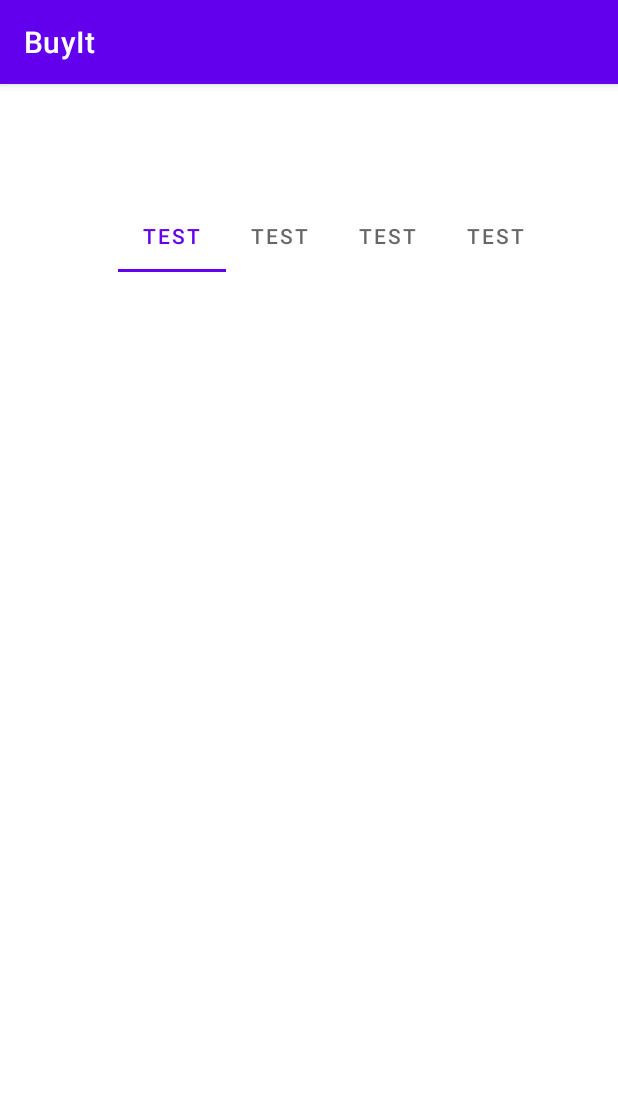
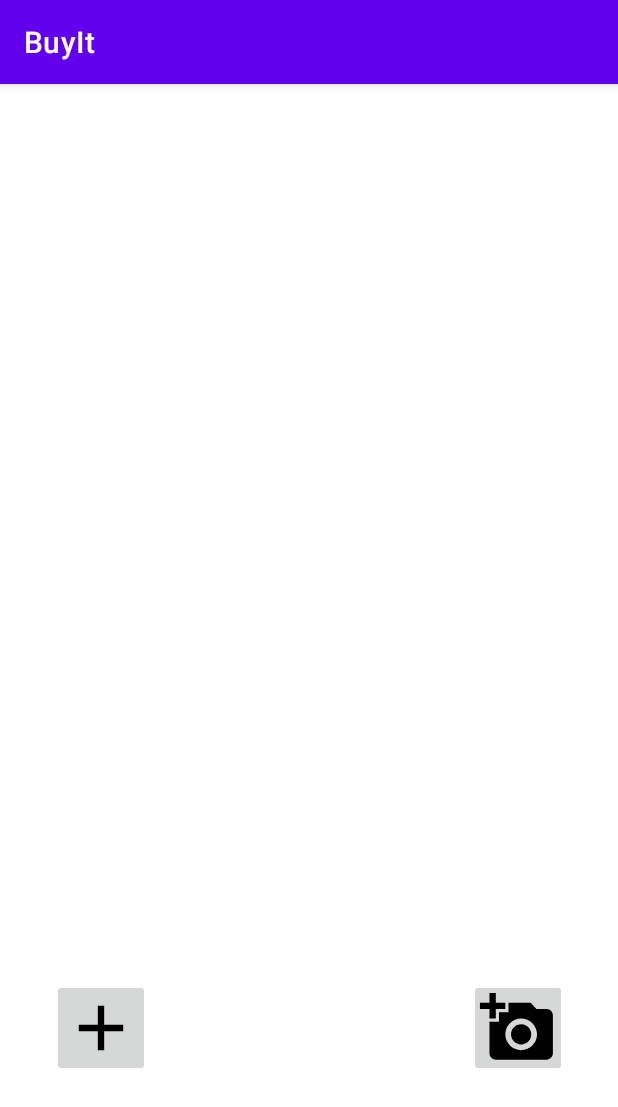
Before and after one commit to AaronLaeuchli/UeK335, an Android app: the ShoppingCartActivity screen opened directly, with no data from a screen before it, on a phone screen of 412 x 824 dp. Shown: the top 1107 px of the screen. Run offline under Robolectric (Android 15) with nearby library versions, the phone set to English and light mode, and no system bars; 1 statement that could not run was skipped.

Commit message:
Show Stores in TabLayout

```diff
--- a/app/src/main/java/ch/zli/aal/buyit/activity/ShoppingCartActivity.java
+++ b/app/src/main/java/ch/zli/aal/buyit/activity/ShoppingCartActivity.java
@@ -37,7 +37,7 @@ public class ShoppingCartActivity extends AppCompatActivity {
         setContentView(R.layout.activity_shopping_cart);
 
         ImageButton btnAddProduct = (ImageButton) findViewById(R.id.btnAddProduct);
-        ImageButton btnAddPicture = (ImageButton) findViewById(R.id.btnAddPicture);
+        //ImageButton btnAddPicture = (ImageButton) findViewById(R.id.btnAddPicture);
         TabLayout tl = findViewById(R.id.tabLayout);
 
         mPref = PreferenceManager.getDefaultSharedPreferences(getApplicationContext());
@@ -48,11 +48,8 @@ public class ShoppingCartActivity extends AppCompatActivity {
         }.getType());
 
         for (Store store : mStoreList) {
-            TabLayout.Tab tab = new TabLayout.Tab();
             String storeName = store.getStoreName();
-            tab.setText(storeName);
-            tab.setTag(store);
-            tl.addTab(tab);
+            tl.addTab(tl.newTab().setText(storeName).setTag(store));
         }
 
         tl.addOnTabSelectedListener(new TabLayout.OnTabSelectedListener() {
@@ -71,6 +68,7 @@ public class ShoppingCartActivity extends AppCompatActivity {
             public void onTabReselected(TabLayout.Tab tab) {
             }
         });
+
         mAdapter = new ProductListAdapter(this, new ArrayList<>());
         ListView lv = findViewById(R.id.productListView);
         lv.setAdapter(mAdapter);
--- a/app/src/main/res/layout/activity_shopping_cart.xml
+++ b/app/src/main/res/layout/activity_shopping_cart.xml
@@ -25,34 +25,7 @@
             android:layout_width="wrap_content"
             android:layout_height="wrap_content"
             app:tabContentStart="56dp"
-            app:tabMode="scrollable">
-
-            <com.google.android.material.tabs.TabItem
-                android:layout_width="wrap_content"
-                android:layout_height="wrap_content"
-                android:text="test" />
-
-            <com.google.android.material.tabs.TabItem
-                android:layout_width="wrap_content"
-                android:layout_height="wrap_content"
-                android:text="test" />
-
-            <com.google.android.material.tabs.TabItem
-                android:layout_width="wrap_content"
-                android:layout_height="wrap_content"
-                android:text="test" />
-
-            <com.google.android.material.tabs.TabItem
-                android:layout_width="wrap_content"
-                android:layout_height="wrap_content"
-                android:text="test" />
-
-            <com.google.android.material.tabs.TabItem
-                android:layout_width="wrap_content"
-                android:layout_height="wrap_content"
-                android:text="test" />
-
-        </com.google.android.material.tabs.TabLayout>
+            app:tabMode="scrollable"/>
 
         <Space
             android:layout_width="match_parent"
@@ -61,7 +34,7 @@
         <ListView
             android:id="@+id/productListView"
             android:layout_width="match_parent"
-            android:layout_height="match_parent" />
+            android:layout_height="444dp" />
 
         <LinearLayout
             android:layout_width="match_parent"
```
